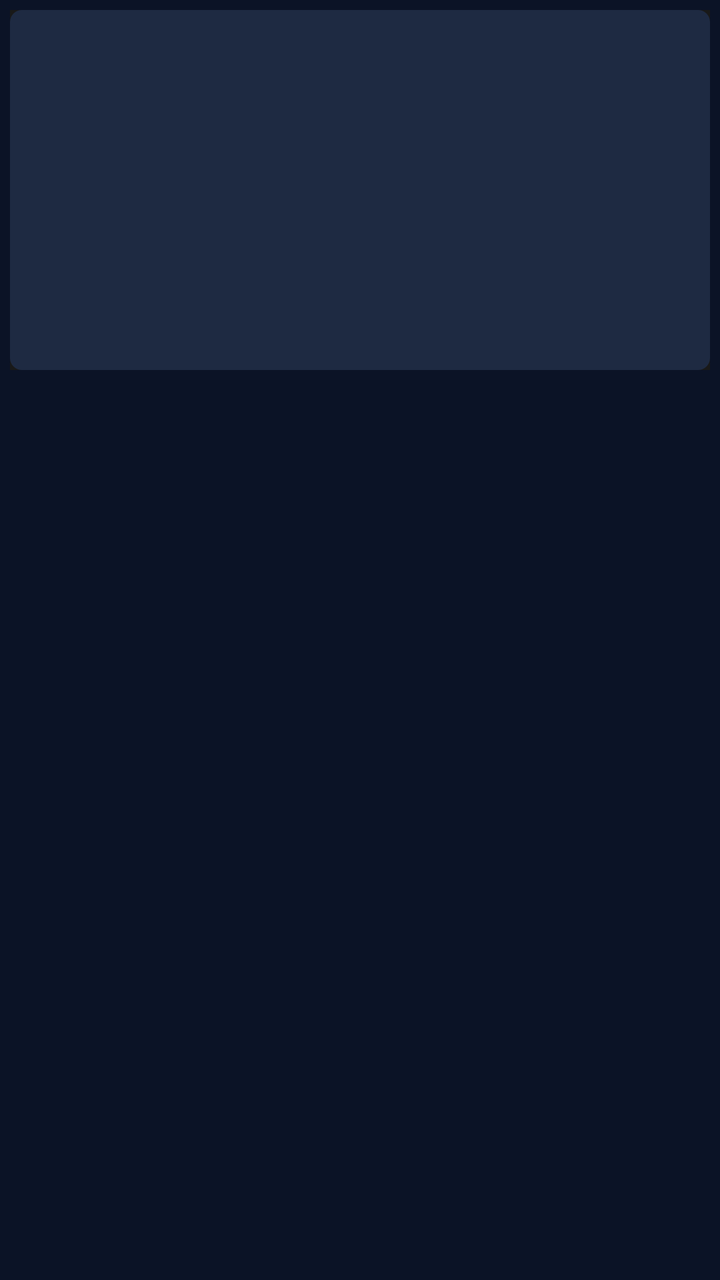
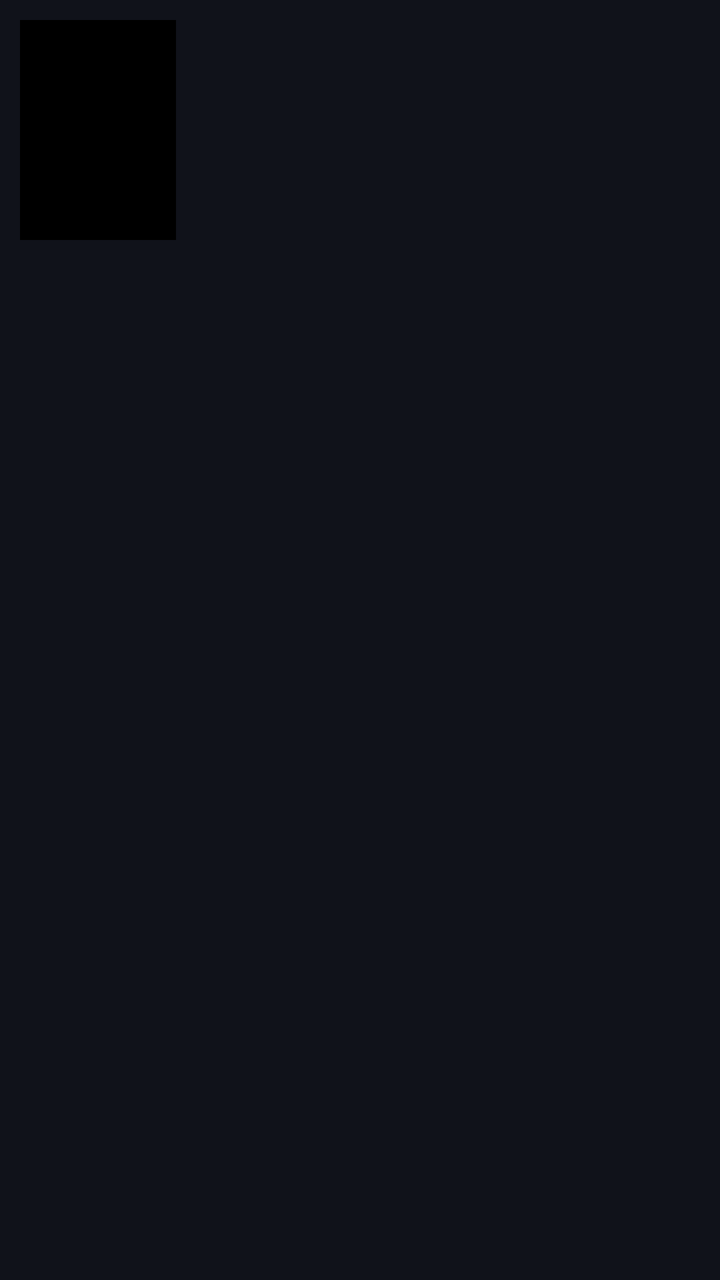

The first picture is an Android layout as it rendered before a commit; the second is the same layout after the commit. The layout source and the unified diff follow.
<!-- AndroidManifest.xml: application theme Theme.AsgharDownloader -->
<!-- res/layout/item_movie.xml -->
<?xml version="1.0" encoding="utf-8"?>
<LinearLayout xmlns:android="http://schemas.android.com/apk/res/android" android:layout_width="match_parent" android:layout_height="wrap_content" android:orientation="vertical" android:padding="5dp">
    <ImageView android:id="@+id/ivPoster" android:layout_width="match_parent" android:layout_height="180dp" android:scaleType="centerCrop" android:background="#191919" android:src="@drawable/thumb_placeholder" android:contentDescription="Movie poster"/>
    <TextView android:id="@+id/tvMovieTitle" android:layout_width="match_parent" android:layout_height="wrap_content" android:layout_marginTop="5dp" android:textColor="#FFFFFF" android:textSize="12sp" android:fontFamily="serif" android:maxLines="2" android:ellipsize="end"/>
    <TextView android:id="@+id/tvMovieMeta" android:layout_width="match_parent" android:layout_height="wrap_content" android:textColor="#8E8E8E" android:textSize="9sp" android:maxLines="1" android:ellipsize="end"/>
</LinearLayout>
<!-- resources referenced by this layout -->
<resources>
  <!-- drawable thumb_placeholder (drawable) -->
  <?xml version="1.0" encoding="utf-8"?>
  <shape xmlns:android="http://schemas.android.com/apk/res/android">
      <corners android:radius="6dp" />
      <solid android:color="#1E2A42" />
  </shape>
  <style name="Theme.AsgharDownloader" parent="Theme.MaterialComponents.DayNight.NoActionBar">
          <item name="colorPrimary">@color/primary</item>
          <item name="android:windowBackground">@color/background</item>
      </style>
  <color name="primary">#7c3aed</color>
  <color name="background">#0b1326</color>
</resources>

<!-- the commit's change to res/layout/item_movie.xml (unified diff, before → after) -->
@@ -1,6 +1,54 @@
 <?xml version="1.0" encoding="utf-8"?>
-<LinearLayout xmlns:android="http://schemas.android.com/apk/res/android" android:layout_width="match_parent" android:layout_height="wrap_content" android:orientation="vertical" android:padding="5dp">
-    <ImageView android:id="@+id/ivPoster" android:layout_width="match_parent" android:layout_height="180dp" android:scaleType="centerCrop" android:background="#191919" android:src="@drawable/thumb_placeholder" android:contentDescription="Movie poster"/>
-    <TextView android:id="@+id/tvMovieTitle" android:layout_width="match_parent" android:layout_height="wrap_content" android:layout_marginTop="5dp" android:textColor="#FFFFFF" android:textSize="12sp" android:fontFamily="serif" android:maxLines="2" android:ellipsize="end"/>
-    <TextView android:id="@+id/tvMovieMeta" android:layout_width="match_parent" android:layout_height="wrap_content" android:textColor="#8E8E8E" android:textSize="9sp" android:maxLines="1" android:ellipsize="end"/>
+<LinearLayout xmlns:android="http://schemas.android.com/apk/res/android"
+    android:layout_width="match_parent"
+    android:layout_height="wrap_content"
+    android:layout_marginStart="14dp"
+    android:layout_marginEnd="14dp"
+    android:layout_marginBottom="10dp"
+    android:background="#10121A"
+    android:orientation="horizontal"
+    android:padding="10dp">
+
+    <ImageView
+        android:id="@+id/ivPoster"
+        android:layout_width="78dp"
+        android:layout_height="110dp"
+        android:scaleType="centerCrop"
+        android:background="#000000" />
+
+    <LinearLayout
+        android:layout_width="0dp"
+        android:layout_height="wrap_content"
+        android:layout_marginStart="10dp"
+        android:layout_weight="1"
+        android:orientation="vertical">
+
+        <TextView
+            android:id="@+id/tvTitle"
+            android:layout_width="match_parent"
+            android:layout_height="wrap_content"
+            android:maxLines="2"
+            android:ellipsize="end"
+            android:textColor="#FFFFFF"
+            android:textSize="14sp"
+            android:textStyle="bold" />
+
+        <TextView
+            android:id="@+id/tvMeta"
+            android:layout_width="match_parent"
+            android:layout_height="wrap_content"
+            android:layout_marginTop="3dp"
+            android:textColor="#8B5CF6"
+            android:textSize="11sp" />
+
+        <TextView
+            android:id="@+id/tvOverview"
+            android:layout_width="match_parent"
+            android:layout_height="wrap_content"
+            android:layout_marginTop="6dp"
+            android:maxLines="3"
+            android:ellipsize="end"
+            android:textColor="#9CA3AF"
+            android:textSize="12sp" />
+    </LinearLayout>
 </LinearLayout>
<!-- resource entries referenced after the edit -->
@@ -1,11 +1,5 @@
 <!-- resources referenced by this layout -->
 <resources>
-  <!-- drawable thumb_placeholder (drawable) -->
-  <?xml version="1.0" encoding="utf-8"?>
-  <shape xmlns:android="http://schemas.android.com/apk/res/android">
-      <corners android:radius="6dp" />
-      <solid android:color="#1E2A42" />
-  </shape>
   <style name="Theme.AsgharDownloader" parent="Theme.MaterialComponents.DayNight.NoActionBar">
           <item name="colorPrimary">@color/primary</item>
           <item name="android:windowBackground">@color/background</item>
